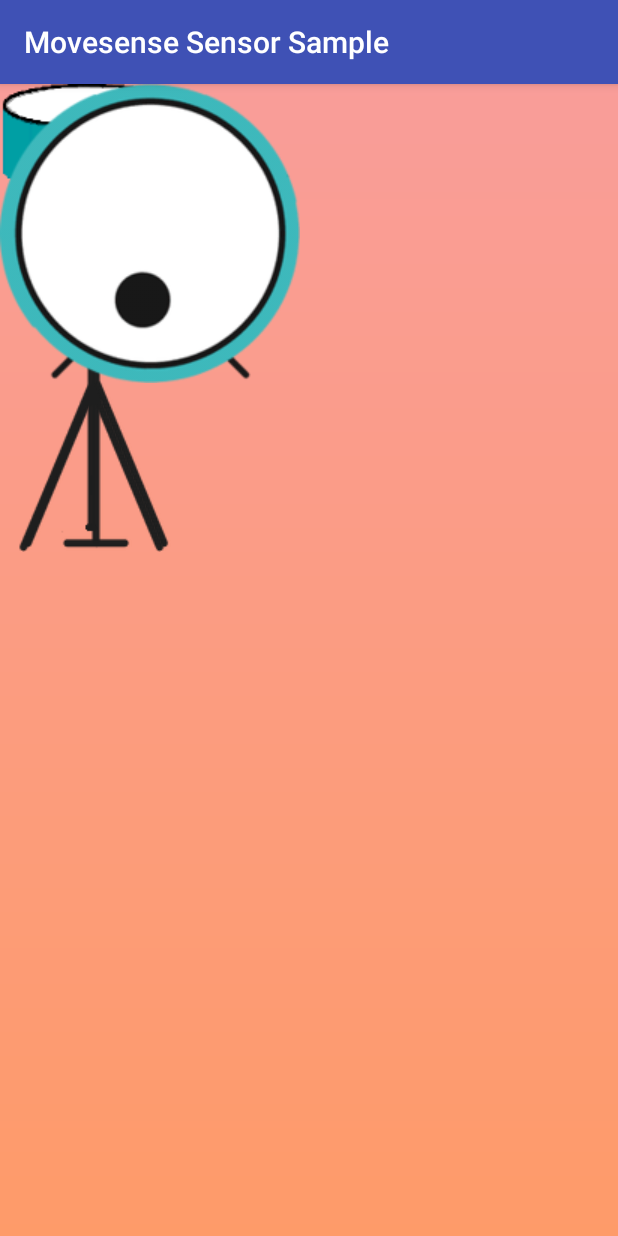
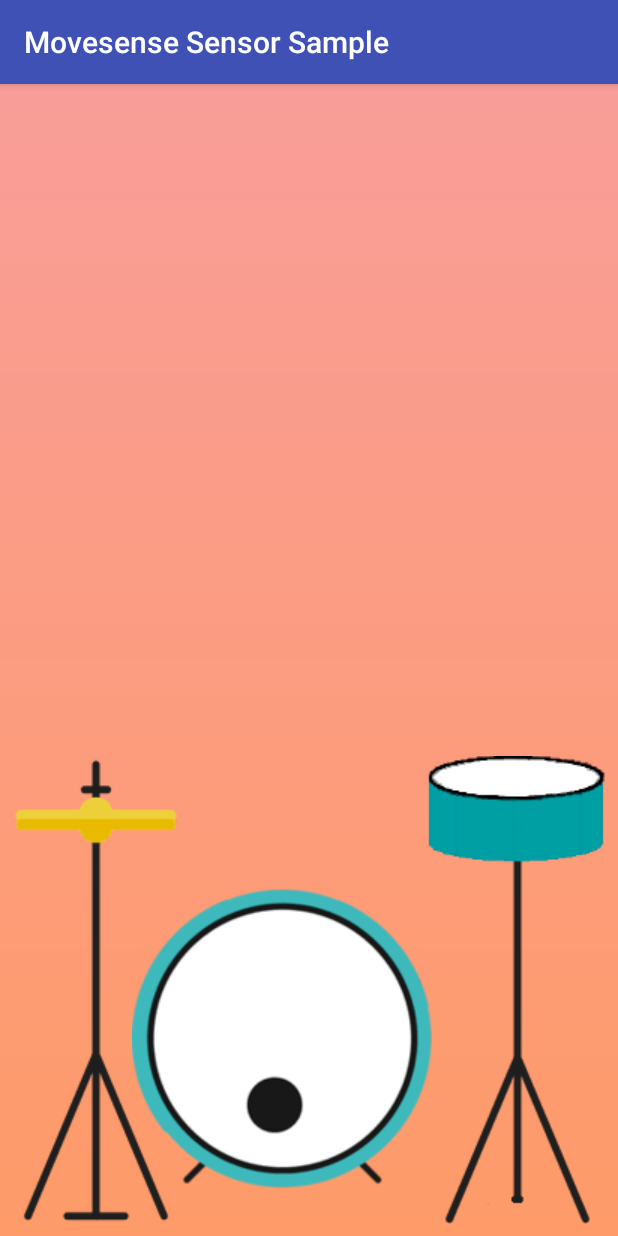
Before and after one commit to mjturt/polarbeats, an Android app: the screen it shows after launch (MainActivity), on a phone screen of 412 x 824 dp. Run offline under Robolectric (Android 15) with nearby library versions, the light colour scheme and no system bars.

Commit message:
Fix constraints

```diff
--- a/app/src/main/res/layout/activity_main.xml
+++ b/app/src/main/res/layout/activity_main.xml
@@ -13,24 +13,29 @@
         android:layout_width="wrap_content"
         android:layout_height="wrap_content"
         android:layout_marginStart="8dp"
+        android:layout_marginBottom="8dp"
         android:src="@drawable/hi_hat"
-        app:layout_constraintStart_toStartOf="parent"
-        tools:layout_editor_absoluteY="404dp" />
+        app:layout_constraintBottom_toBottomOf="parent"
+        app:layout_constraintStart_toStartOf="parent" />
 
     <ImageView
         android:id="@+id/snare"
         android:layout_width="wrap_content"
         android:layout_height="wrap_content"
+        android:layout_marginEnd="8dp"
+        android:layout_marginBottom="8dp"
         android:src="@drawable/snare"
-        tools:layout_editor_absoluteX="275dp"
-        tools:layout_editor_absoluteY="403dp" />
+        app:layout_constraintBottom_toBottomOf="parent"
+        app:layout_constraintEnd_toEndOf="parent" />
 
     <ImageView
         android:id="@+id/bass"
         android:layout_width="wrap_content"
         android:layout_height="wrap_content"
+        android:layout_marginStart="80dp"
+        android:layout_marginBottom="32dp"
         android:src="@drawable/basso"
-        tools:layout_editor_absoluteX="120dp"
-        tools:layout_editor_absoluteY="481dp" />
+        app:layout_constraintBottom_toBottomOf="parent"
+        app:layout_constraintStart_toStartOf="@+id/hihat" />
 
 </android.support.constraint.ConstraintLayout>
```
